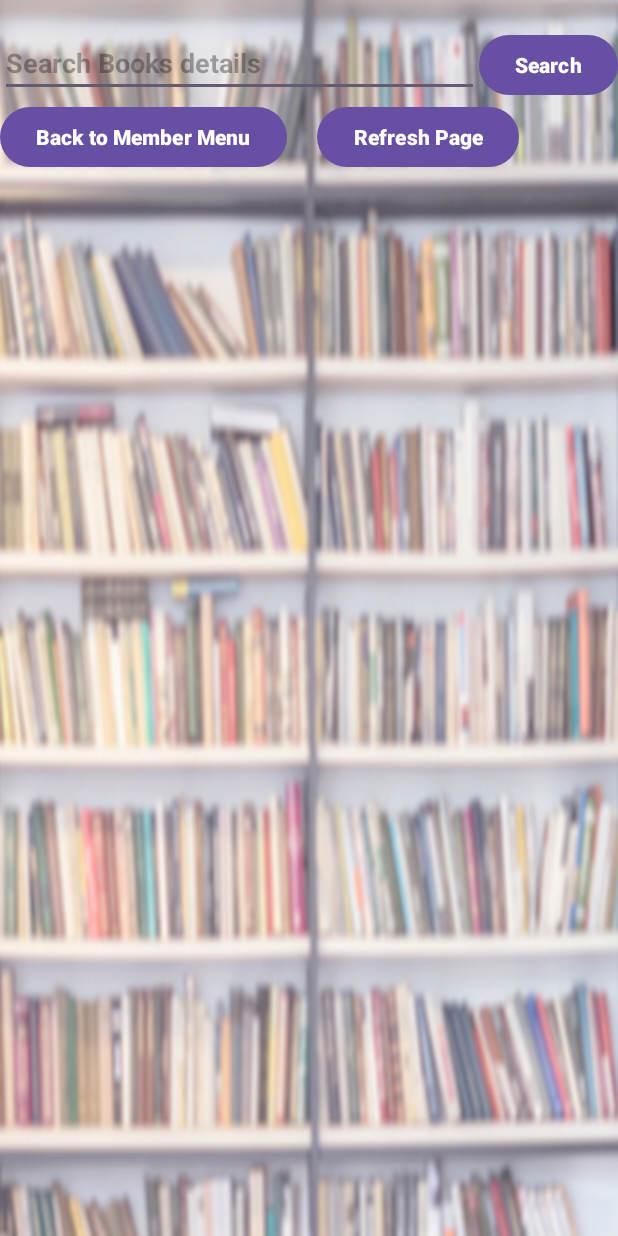
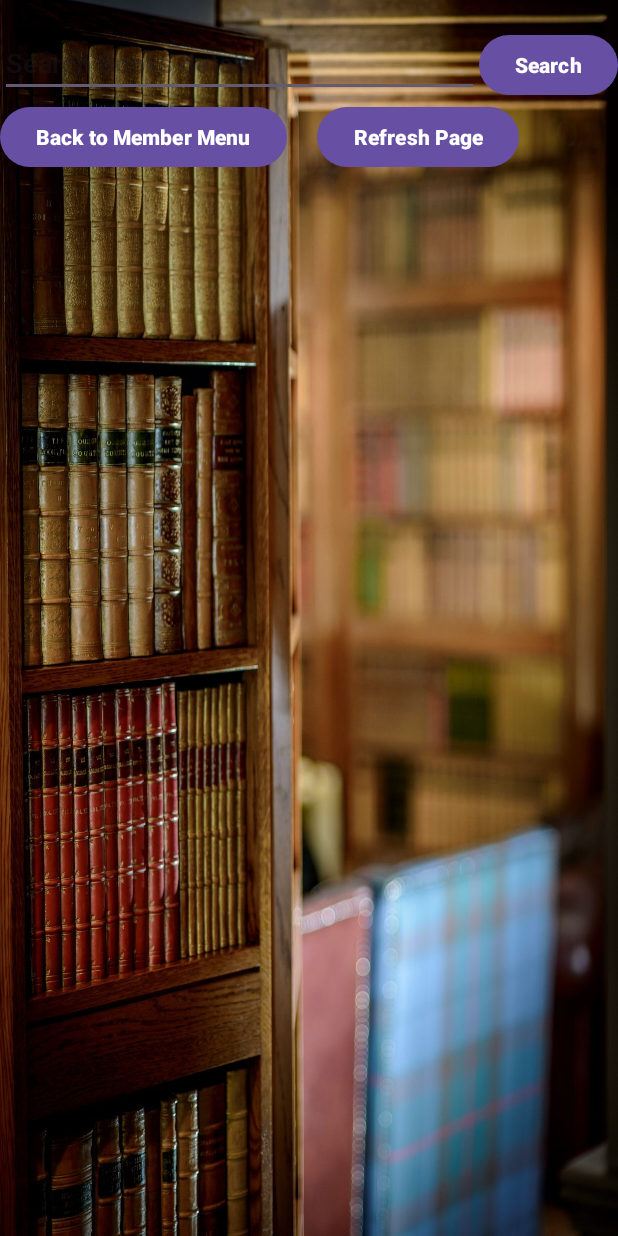
Before and after one commit to NavinduMadusanka/Assignment7-MIT3206-22550119, an Android app: the SearchBooks screen opened directly, with no data from a screen before it, on a phone screen of 412 x 824 dp. Run offline under Robolectric (Android 15) with nearby library versions, the phone set to English and light mode, and no system bars.

Commit message:
Initial Commit

```diff
--- a/app/src/main/res/drawable/ic_action_search_foreground.xml
+++ b/app/src/main/res/drawable/ic_action_search_foreground.xml
@@ -7,7 +7,7 @@
     <group android:translateX="8.689655"
         android:translateY="8.689655">
         <path
-            android:fillColor="#FF000000"
+            android:fillColor="#FFFFFFFF"
             android:pathData="M15.5,14h-0.79l-0.28,-0.27C15.41,12.59 16,11.11 16,9.5 16,5.91 13.09,3 9.5,3S3,5.91 3,9.5 5.91,16 9.5,16c1.61,0 3.09,-0.59 4.23,-1.57l0.27,0.28v0.79l5,4.99L20.49,19l-4.99,-5zM9.5,14C7.01,14 5,11.99 5,9.5S7.01,5 9.5,5 14,7.01 14,9.5 11.99,14 9.5,14z"/>
     </group>
 </vector>
--- a/app/src/main/res/layout/activity_search_books.xml
+++ b/app/src/main/res/layout/activity_search_books.xml
@@ -2,8 +2,6 @@
 <LinearLayout xmlns:android="http://schemas.android.com/apk/res/android"
     android:layout_width="match_parent"
     android:layout_height="match_parent"
-    android:textColor="#000000"
-    android:textStyle="bold"
     android:background="@drawable/library4"
     android:orientation="vertical">
 
@@ -11,14 +9,11 @@
         android:id="@+id/textView"
         android:layout_width="match_parent"
         android:layout_height="wrap_content"
-        android:textColor="#000000"
         android:textStyle="bold" />
 
     <LinearLayout
         android:layout_width="match_parent"
         android:layout_height="wrap_content"
-        android:textColor="#000000"
-        android:textStyle="bold"
         android:orientation="horizontal">
 
         <EditText
@@ -28,7 +23,6 @@
             android:layout_height="wrap_content"
             android:layout_weight="1"
             android:hint="Search Books details"
-            android:textColor="#000000"
             android:inputType="text" />
 
         <Button
@@ -63,9 +57,8 @@
 
     <ListView
         android:id="@+id/listView"
-        android:textColor="#000000"
         android:textStyle="bold"
-        android:divider="#000000"
+        android:divider="#FFFFFF"
         android:dividerHeight="10px"
         android:layout_width="match_parent"
         android:layout_height="wrap_content" />
--- a/app/src/main/res/layout/activity_signup.xml
+++ b/app/src/main/res/layout/activity_signup.xml
@@ -138,7 +138,7 @@
         android:layout_width="wrap_content"
         android:layout_height="wrap_content"
         android:layout_marginStart="88dp"
-        android:layout_marginTop="16dp"
+        android:layout_marginTop="24dp"
         android:text="Member Singup"
         android:textColor="@color/ic_launcher_background"
         android:textSize="30sp"
@@ -224,9 +224,9 @@
         android:textStyle="bold"
         app:layout_constraintBottom_toBottomOf="parent"
         app:layout_constraintEnd_toEndOf="parent"
-        app:layout_constraintHorizontal_bias="0.507"
+        app:layout_constraintHorizontal_bias="0.498"
         app:layout_constraintStart_toStartOf="parent"
         app:layout_constraintTop_toBottomOf="@+id/txtpass"
-        app:layout_constraintVertical_bias="0.653" />
+        app:layout_constraintVertical_bias="0.649" />
 
 </androidx.constraintlayout.widget.ConstraintLayout>
--- a/app/src/main/res/menu/menu.xml
+++ b/app/src/main/res/menu/menu.xml
@@ -5,7 +5,7 @@
         android:id="@+id/action_search"
         android:title="Search"
         android:textColor="#FFFFFF"
-        android:divider="#000000"
+        android:divider="#FFFFFF"
         android:layout_width="match_parent"
         android:layout_height="match_parent"
         android:icon="@drawable/ic_action_search_foreground"
```
Also changed, not shown: app/src/main/res/drawable/library2.jpg, app/src/main/res/drawable/library4.jpg.
